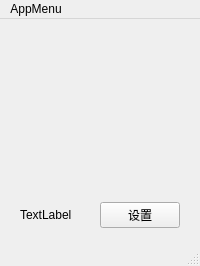
CopyPlusPlus/CopyPlusPlus-Qt, file src/ui/mainwindow.ui: the form before one commit.
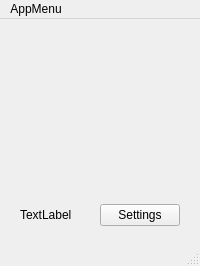
The form after the commit. Custom widgets are drawn as their Qt base class.

Diff of the .ui file:
```diff
--- a/src/ui/mainwindow.ui
+++ b/src/ui/mainwindow.ui
@@ -103,7 +103,7 @@
        <item>
         <widget class="QtMaterialFlatButton" name="pushButton">
          <property name="text">
-          <string>设置</string>
+          <string>Settings</string>
          </property>
         </widget>
        </item>
```
